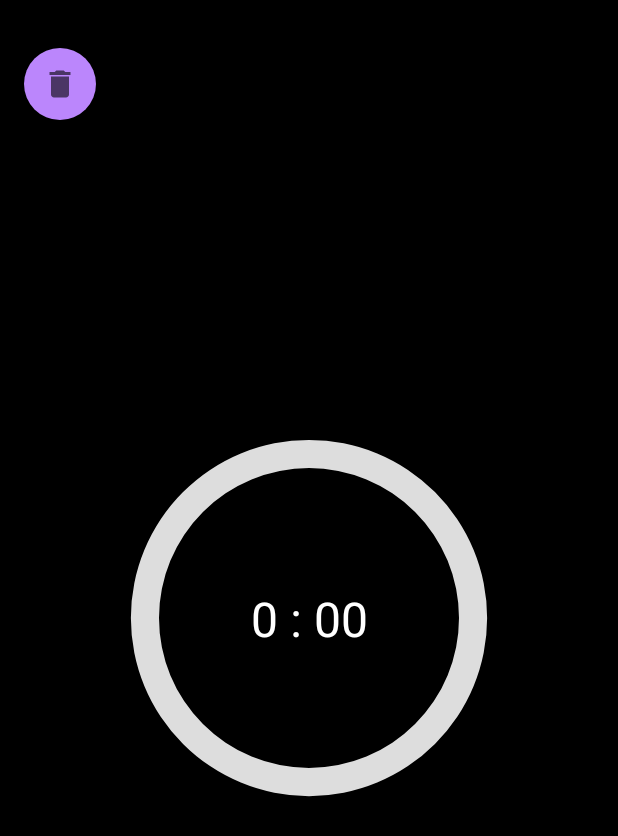
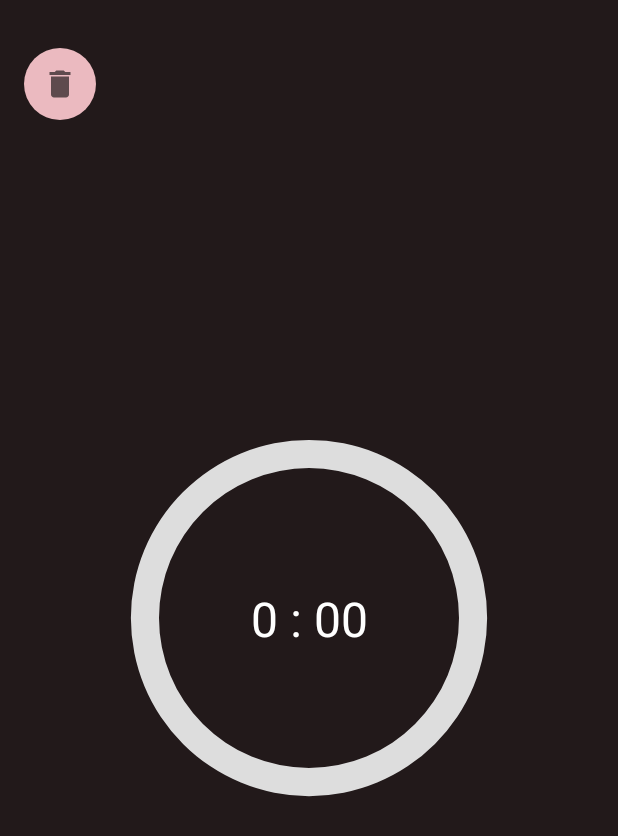
Before and after one commit to Sarkar1399/TrainingTimer, an Android app: the screen it shows after launch (MainActivity), on a phone screen of 412 x 824 dp. Shown: the top 836 px of the screen. Run offline under Robolectric (Android 15) with nearby library versions, the phone set to English and light mode, and no system bars; Roboto replaces fonts that are not available here.

Commit message:
cheng color

```diff
--- a/app/src/main/res/drawable/bg_cart_oval.xml
+++ b/app/src/main/res/drawable/bg_cart_oval.xml
@@ -2,6 +2,6 @@
 <shape xmlns:android="http://schemas.android.com/apk/res/android"
     android:shape="oval">
 
-    <solid android:color="@color/purple_200" />
+    <solid android:color="#EBBAC0" />
 
 </shape>
--- a/app/src/main/res/drawable/bg_num.xml
+++ b/app/src/main/res/drawable/bg_num.xml
@@ -2,5 +2,5 @@
 <shape xmlns:android="http://schemas.android.com/apk/res/android"
     android:shape="oval">
     <solid
-        android:color="@color/purple_200"/>
+        android:color="#3C2E2E"/>
 </shape>
--- a/app/src/main/res/drawable/custom_progress_bar.xml
+++ b/app/src/main/res/drawable/custom_progress_bar.xml
@@ -17,8 +17,8 @@
                 android:thicknessRatio="16"
                 android:useLevel="true">
                 <gradient
-                    android:endColor="@color/purple_200"
-                    android:startColor="@color/purple_500"
+                    android:endColor="#FDBA6F"
+                    android:startColor="#FDBA6F"
                     android:type="sweep" />
             </shape>
         </rotate>
--- a/app/src/main/res/layout/activity_main.xml
+++ b/app/src/main/res/layout/activity_main.xml
@@ -4,6 +4,7 @@
     xmlns:tools="http://schemas.android.com/tools"
     android:layout_width="match_parent"
     android:layout_height="match_parent"
+    android:background="#22191A"
     tools:context=".MainActivity">
 
     <ImageButton
--- a/app/src/main/res/layout/activity_set_time.xml
+++ b/app/src/main/res/layout/activity_set_time.xml
@@ -4,6 +4,7 @@
     xmlns:tools="http://schemas.android.com/tools"
     android:layout_width="match_parent"
     android:layout_height="match_parent"
+    android:background="#22191A"
     tools:context=".SetTimeActivity">
 
     <LinearLayout
@@ -338,6 +339,7 @@
                     android:layout_width="64dp"
                     android:layout_height="64dp"
                     android:background="@drawable/bg_num"
+                    android:backgroundTint="#FDBA6F"
                     android:contentDescription="@string/todo"
                     android:padding="16dp"
                     app:srcCompat="@drawable/ic_done" />
@@ -377,6 +379,7 @@
                     android:layout_width="64dp"
                     android:layout_height="64dp"
                     android:background="@drawable/bg_num"
+                    android:backgroundTint="#EBBAC0"
                     android:contentDescription="@string/todo"
                     android:padding="20dp"
                     app:srcCompat="@drawable/ic_backspace" />
```
Also changed, not shown: app/src/main/res/drawable/screen_1.jpg (added), app/src/main/res/drawable/screen_2.jpg (added), 1 other file.
